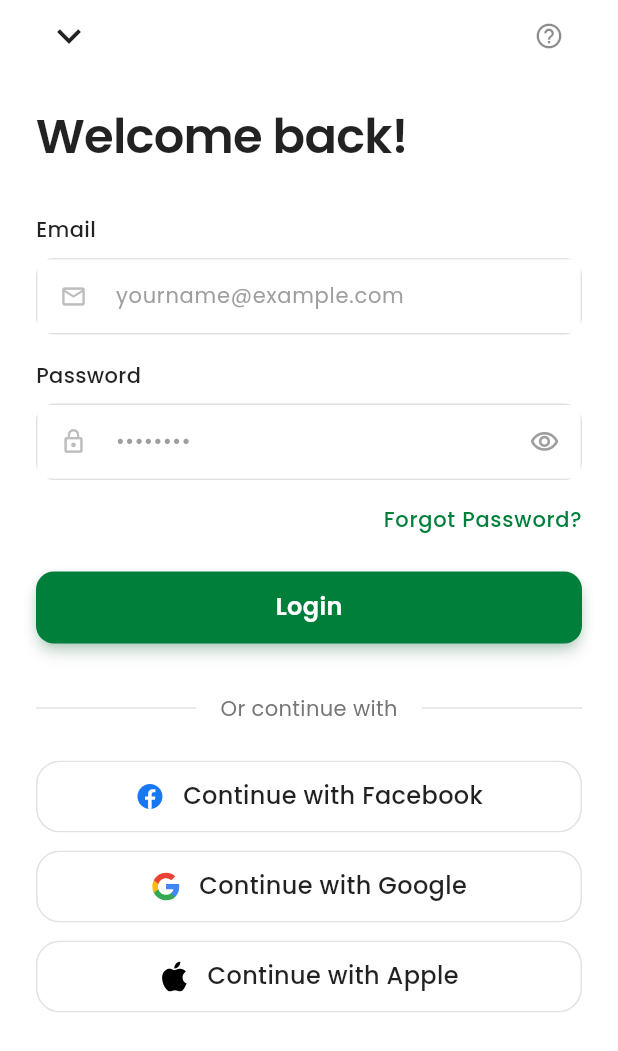
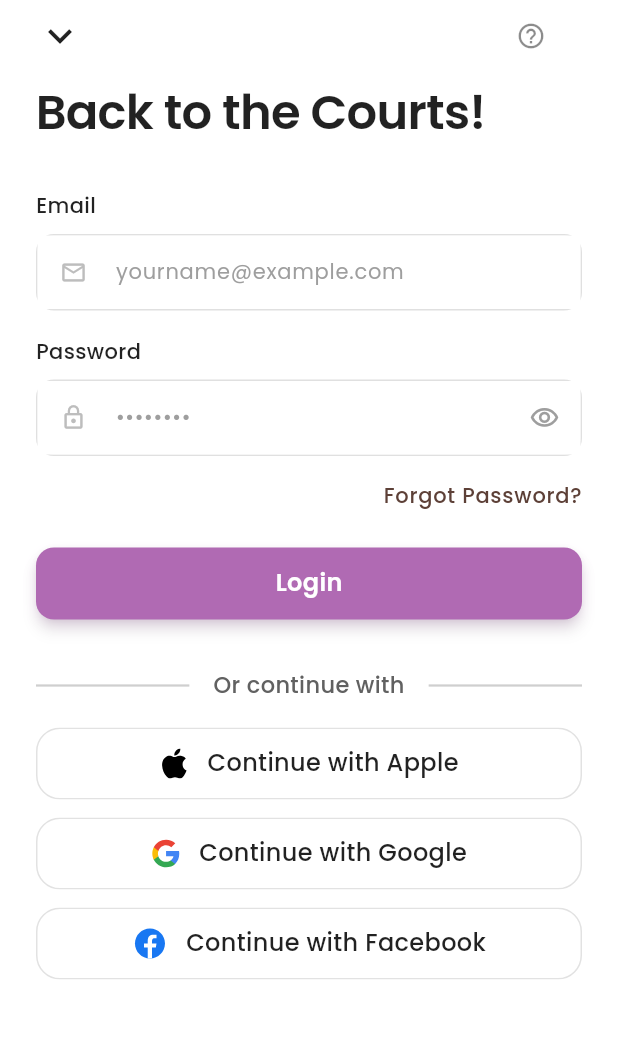
Before and after one commit to iinoshirozheng/CourtSnapp, a Flutter app: the LoginPage screen opened by its route, on a phone screen of 412 x 824 dp. Shown: the top 1051 px of the screen. Run offline on Flutter 3.47's test engine with Material 3 defaults, Android fonts, the phone set to English and light mode, and no system bars; our stand-ins replace bloc, dartz, dio, email_validator, equatable, firebase_core and 8 more; accounts and stored records are empty.

Commit message:
修改 login_page UIUX

```diff
--- a/project/lib/features/auth/presentation/pages/login_page.dart
+++ b/project/lib/features/auth/presentation/pages/login_page.dart
@@ -13,6 +13,7 @@ import 'package:project/features/auth/presentation/bloc/auth/auth_bloc.dart';
 import 'package:project/features/auth/presentation/bloc/login/login_bloc.dart';
 import 'package:project/features/auth/presentation/bloc/login/login_event.dart';
 import 'package:project/features/auth/presentation/bloc/login/login_state.dart';
+import 'package:project/features/auth/presentation/theme/welcome_page_styles.dart';
 import 'package:project/features/auth/presentation/widgets/auth_email_field.dart';
 import 'package:project/features/auth/presentation/widgets/auth_error_message.dart';
 import 'package:project/features/auth/presentation/widgets/auth_password_field.dart';
@@ -191,10 +192,13 @@ class _LoginPageState extends State<LoginPage>
                                           child: const SizedBox(
                                             height: 44,
                                             width: 44,
+                                            child: Align(
+                                              alignment: Alignment.centerLeft,
                                               child: Icon(
                                                 Icons.keyboard_arrow_down,
                                                 color: Colors.black87,
                                                 size: 32,
+                                              ),
                                             ),
                                           ),
                                         ),
@@ -212,10 +216,13 @@ class _LoginPageState extends State<LoginPage>
                                           child: const SizedBox(
                                             height: 44,
                                             width: 44,
+                                            child: Align(
+                                              alignment: Alignment.centerLeft,
                                               child: Icon(
                                                 Icons.help_outline,
                                                 color: Colors.black45,
                                                 size: 20,
+                                              ),
                                             ),
                                           ),
                                         ),
@@ -227,11 +234,11 @@ class _LoginPageState extends State<LoginPage>
                                 // Title section
                                 Padding(
                                   padding: const EdgeInsets.only(
-                                    top: SpacingConstants.spacing5,
+                                    top: SpacingConstants.spacing2,
                                     bottom: SpacingConstants.spacing6,
                                   ),
                                   child: Text(
-                                    'Welcome back!',
+                                    'Back to the Courts!',
                                     style: GoogleFonts.poppins(
                                       fontSize: 32,
                                       fontWeight: FontWeight.w600,
@@ -301,8 +308,9 @@ class _LoginPageState extends State<LoginPage>
                                               // TODO: Implement forgot password
                                             },
                                             style: TextButton.styleFrom(
-                                              foregroundColor:
-                                                  AppColors.brandColor,
+                                              foregroundColor: const Color(
+                                                0xFF5D4037,
+                                              ),
                                               padding: EdgeInsets.zero,
                                               minimumSize: Size.zero,
                                               tapTargetSize:
@@ -374,7 +382,8 @@ class _LoginPageState extends State<LoginPage>
                                             ),
                                             boxShadow: [
                                               BoxShadow(
-                                                color: AppColors.brandColor
+                                                color: WelcomePageStyles
+                                                    .brandColor
                                                     .withValues(alpha: 0.3),
                                                 blurRadius: 8,
                                                 offset: const Offset(0, 4),
@@ -390,7 +399,7 @@ class _LoginPageState extends State<LoginPage>
                                                         _handleLogin(context)
                                                     : () {},
                                             isLoading: isLoggingIn,
-                                            color: AppColors.brandColor,
+                                            color: WelcomePageStyles.brandColor,
                                             borderRadius: 12,
                                           ),
                                         ),
@@ -417,9 +426,9 @@ class _LoginPageState extends State<LoginPage>
                                     Expanded(
                                       child: Divider(
                                         color: Colors.grey.withValues(
-                                          alpha: 0.3,
+                                          alpha: 0.5,
                                         ),
-                                        thickness: 1,
+                                        thickness: 1.5,
                                       ),
                                     ),
                                     Padding(
@@ -429,18 +438,18 @@ class _LoginPageState extends State<LoginPage>
                                       child: Text(
                                         'Or continue with',
                                         style: GoogleFonts.poppins(
-                                          color: Colors.grey[600],
-                                          fontSize: 14,
-                                          fontWeight: FontWeight.w400,
+                                          color: Colors.grey[700],
+                                          fontSize: 15,
+                                          fontWeight: FontWeight.w500,
                                         ),
                                       ),
                                     ),
                                     Expanded(
                                       child: Divider(
                                         color: Colors.grey.withValues(
-                                          alpha: 0.3,
+                                          alpha: 0.5,
                                         ),
-                                        thickness: 1,
+                                        thickness: 1.5,
                                       ),
                                     ),
                                   ],
@@ -448,15 +457,15 @@ class _LoginPageState extends State<LoginPage>
 
                                 // Space before social buttons
                                 const SizedBox(
-                                  height: SpacingConstants.spacing5,
+                                  height: SpacingConstants.spacing4,
                                 ),
 
                                 // Social login buttons
                                 Column(
                                   children: [
-                                    FacebookLoginButton(
+                                    AppleLoginButton(
                                       onPressed: () {
-                                        // TODO: Facebook login implementation
+                                        // TODO: Apple login implementation
                                       },
                                     ),
                                     const SizedBox(
@@ -470,9 +479,9 @@ class _LoginPageState extends State<LoginPage>
                                     const SizedBox(
                                       height: SpacingConstants.spacing3,
                                     ),
-                                    AppleLoginButton(
+                                    FacebookLoginButton(
                                       onPressed: () {
-                                        // TODO: Apple login implementation
+                                        // TODO: Facebook login implementation
                                       },
                                     ),
                                   ],
--- a/project/lib/features/auth/presentation/widgets/auth_email_field.dart
+++ b/project/lib/features/auth/presentation/widgets/auth_email_field.dart
@@ -4,6 +4,7 @@ import 'package:project/shared/components/inputs/form_label.dart';
 import 'package:project/core/constants/app_colors.dart';
 import 'package:project/core/constants/spacing_constants.dart';
 import 'package:project/core/utils/form_validators.dart';
+import 'package:project/features/auth/presentation/theme/welcome_page_styles.dart';
 
 /// A specialized email input field for authentication screens
 class AuthEmailField extends StatefulWidget {
@@ -96,8 +97,8 @@ class _AuthEmailFieldState extends State<AuthEmailField> {
           errorText: errorMessage,
           inputBgColor: AppColors.inputBgColor,
           inputBorderColor: AppColors.inputBorderColor,
-          inputFocusBorderColor: AppColors.brandColor,
-          brandColor: AppColors.brandColor,
+          inputFocusBorderColor: WelcomePageStyles.brandColor,
+          brandColor: WelcomePageStyles.brandColor,
           errorColor: AppColors.errorColor,
           onSubmitted: widget.onSubmitted,
         ),
--- a/project/lib/features/auth/presentation/widgets/auth_password_field.dart
+++ b/project/lib/features/auth/presentation/widgets/auth_password_field.dart
@@ -5,6 +5,7 @@ import 'package:project/shared/components/indicators/password_hint.dart';
 import 'package:project/shared/components/inputs/custom_text_field.dart';
 import 'package:project/shared/components/inputs/form_label.dart';
 import 'package:project/core/utils/form_validators.dart';
+import 'package:project/features/auth/presentation/theme/welcome_page_styles.dart';
 
 /// A specialized password input field for authentication screens
 class AuthPasswordField extends StatefulWidget {
@@ -114,28 +115,19 @@ class _AuthPasswordFieldState extends State<AuthPasswordField> {
           errorText: errorMessage,
           inputBgColor: AppColors.inputBgColor,
           inputBorderColor: AppColors.inputBorderColor,
-          inputFocusBorderColor: AppColors.brandColor,
-          brandColor: AppColors.brandColor,
+          inputFocusBorderColor: WelcomePageStyles.brandColor,
+          brandColor: WelcomePageStyles.brandColor,
           errorColor: AppColors.errorColor,
-          suffixIcon: GestureDetector(
-            onTapDown: (_) {
+          suffixIcon: Material(
+            color: Colors.transparent,
+            child: InkWell(
+              onTap: () {
                 setState(() {
-                obscureText = false;
+                  obscureText = !obscureText;
                 });
               },
-            onTapUp: (_) {
-              setState(() {
-                obscureText = true;
-              });
-            },
-            onTapCancel: () {
-              setState(() {
-                obscureText = true;
-              });
-            },
-            excludeFromSemantics: true,
-            child: Container(
-              color: Colors.transparent,
+              customBorder: const CircleBorder(),
+              child: Padding(
                 padding: const EdgeInsets.all(8),
                 child: Icon(
                   obscureText
@@ -143,6 +135,7 @@ class _AuthPasswordFieldState extends State<AuthPasswordField> {
                       : Icons.visibility_off_outlined,
                   color: Colors.grey,
                   size: 20,
+                ),
               ),
             ),
           ),
--- a/project/lib/shared/components/icons/social_logos.dart
+++ b/project/lib/shared/components/icons/social_logos.dart
@@ -55,7 +55,7 @@ class FacebookLogo extends StatelessWidget {
   final double size;
 
   /// Constructor
-  const FacebookLogo({super.key, this.size = 20});
+  const FacebookLogo({super.key, this.size = 24});
 
   @override
   Widget build(BuildContext context) {
--- a/project/lib/shared/components/inputs/custom_text_field.dart
+++ b/project/lib/shared/components/inputs/custom_text_field.dart
@@ -121,6 +121,11 @@ class CustomTextField extends StatelessWidget {
             onSubmitted: onSubmitted,
             style: GoogleFonts.poppins(fontSize: 14, color: Colors.black87),
             cursorColor: showError ? errorColor : brandColor,
+            autocorrect: false,
+            enableSuggestions: false,
+            smartDashesType: SmartDashesType.disabled,
+            smartQuotesType: SmartQuotesType.disabled,
+            textCapitalization: TextCapitalization.none,
             decoration: InputDecoration(
               hintText: hintText,
               hintStyle: GoogleFonts.poppins(fontSize: 14, color: Colors.grey),
```
Lines whose indentation alone changed are shown as unchanged.
